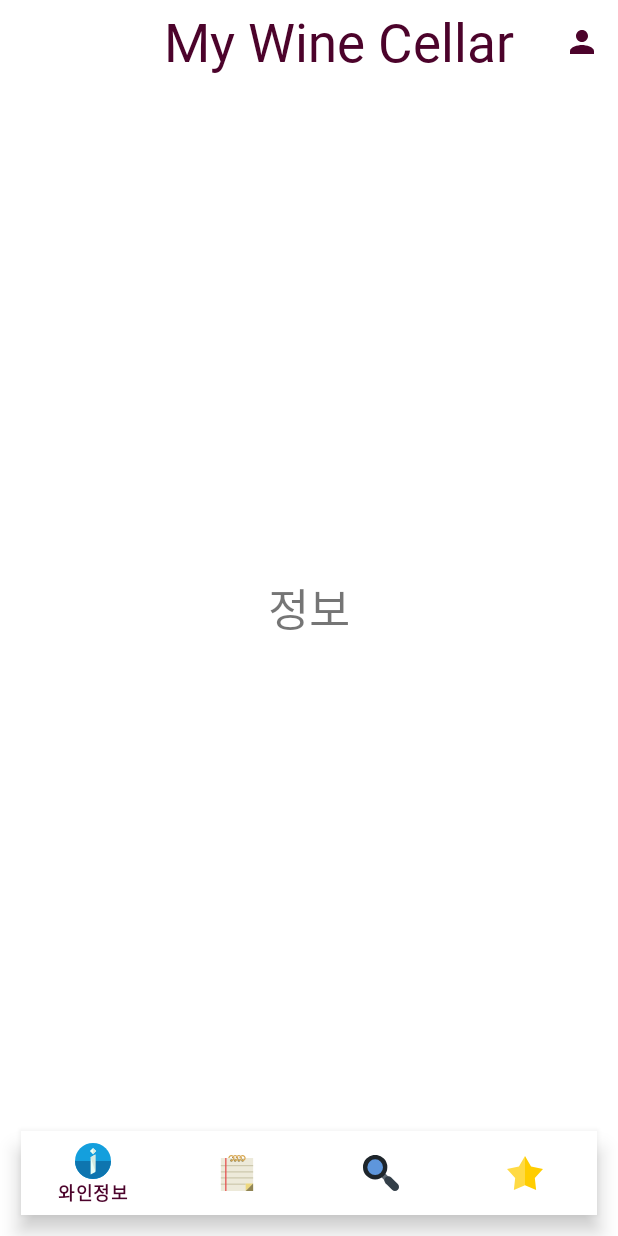
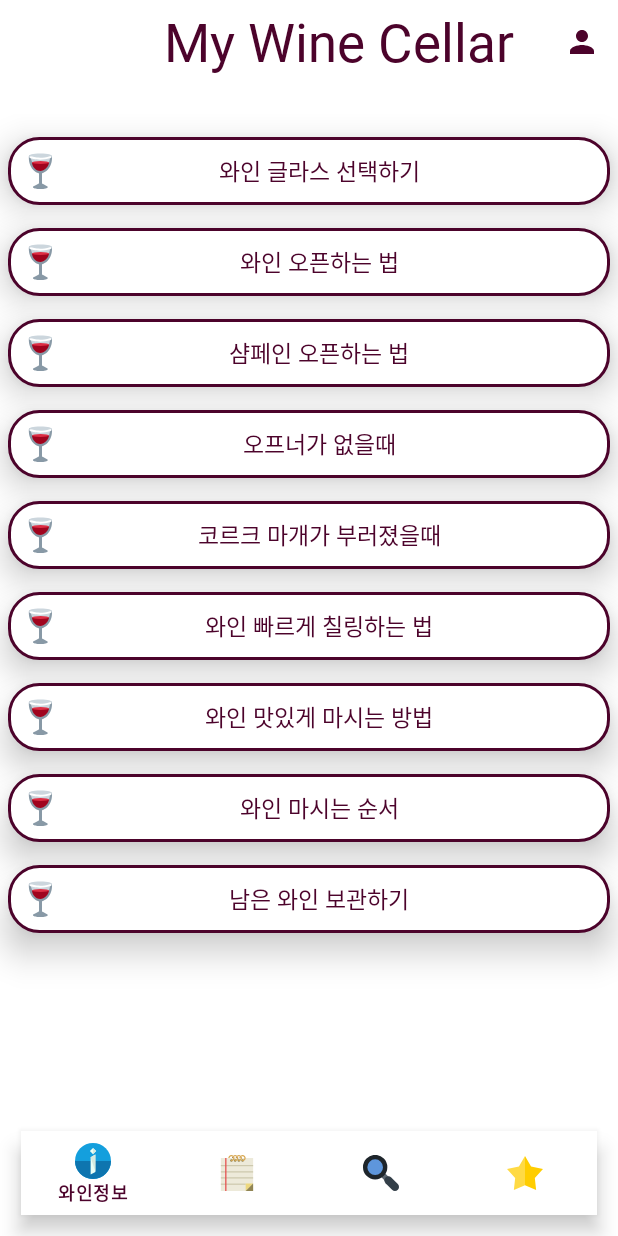
Before and after one commit to rudxo93/Kotlin_PJ_EasyWine, an Android app: the InfoFragment screen opened through its navigation route, on a phone screen of 412 x 824 dp. Run offline under Robolectric (Android 15) with nearby library versions, the phone set to English and light mode, and no system bars; our stand-ins replace data binding, navigation-ui.

Commit message:
Info -> Info Fragment에서 RecyclerView 사용해서 Info Tab 만들어주기

```diff
--- /dev/null
+++ b/app/src/main/java/com/duran/gyoung_tae_93/pj/easywine/data/model/InfoItemModel.kt
@@ -0,0 +1,5 @@
+package com.duran.gyoung_tae_93.pj.easywine.data.model
+
+data class InfoItemModel(
+    val title : String
+)
--- /dev/null
+++ b/app/src/main/java/com/duran/gyoung_tae_93/pj/easywine/ui/adapter/InfoRvAdapter.kt
@@ -0,0 +1,36 @@
+package com.duran.gyoung_tae_93.pj.easywine.ui.adapter
+
+import android.view.LayoutInflater
+import android.view.View
+import android.view.ViewGroup
+import android.widget.TextView
+import androidx.recyclerview.widget.RecyclerView
+import com.duran.gyoung_tae_93.pj.easywine.R
+import com.duran.gyoung_tae_93.pj.easywine.data.model.InfoItemModel
+
+class InfoRvAdapter(val items: ArrayList<InfoItemModel>): RecyclerView.Adapter<InfoRvAdapter.Viewholder>() {
+
+    override fun onCreateViewHolder(parent: ViewGroup, viewType: Int): InfoRvAdapter.Viewholder {
+        val v = LayoutInflater.from(parent.context).inflate(R.layout.info_rv_item, parent, false)
+        return Viewholder(v)
+    }
+
+    override fun onBindViewHolder(holder: InfoRvAdapter.Viewholder, position: Int) {
+        holder.bindItem(items[position])
+    }
+
+    override fun getItemCount(): Int {
+        return items.size
+    }
+
+    inner class Viewholder(itemview: View) : RecyclerView.ViewHolder(itemview) {
+
+        fun bindItem(item: InfoItemModel) {
+            val title = itemView.findViewById<TextView>(R.id.tv_info_rv_item_title)
+
+            title.text = item.title
+        }
+
+    }
+
+}
--- a/app/src/main/java/com/duran/gyoung_tae_93/pj/easywine/ui/view/fragment/InfoFragment.kt
+++ b/app/src/main/java/com/duran/gyoung_tae_93/pj/easywine/ui/view/fragment/InfoFragment.kt
@@ -5,9 +5,30 @@ import androidx.fragment.app.Fragment
 import android.view.LayoutInflater
 import android.view.View
 import android.view.ViewGroup
+import androidx.databinding.DataBindingUtil
+import androidx.recyclerview.widget.LinearLayoutManager
 import com.duran.gyoung_tae_93.pj.easywine.R
+import com.duran.gyoung_tae_93.pj.easywine.data.model.InfoItemModel
+import com.duran.gyoung_tae_93.pj.easywine.databinding.FragmentInfoBinding
+import com.duran.gyoung_tae_93.pj.easywine.ui.adapter.InfoRvAdapter
 
 class InfoFragment : Fragment() {
+
+    private lateinit var binding: FragmentInfoBinding
+
+    private val infoRV by lazy { binding.rvInfo }
+
+    private val titleList = arrayListOf<InfoItemModel>(
+        InfoItemModel("와인 글라스 선택하기"),
+        InfoItemModel("와인 오픈하는 법"),
+        InfoItemModel("샴페인 오픈하는 법"),
+        InfoItemModel("오프너가 없을때"),
+        InfoItemModel("코르크 마개가 부러졌을때"),
+        InfoItemModel("와인 빠르게 칠링하는 법"),
+        InfoItemModel("와인 맛있게 마시는 방법"),
+        InfoItemModel("와인 마시는 순서"),
+        InfoItemModel("남은 와인 보관하기")
+    )
 
     override fun onCreate(savedInstanceState: Bundle?) {
         super.onCreate(savedInstanceState)
@@ -17,8 +38,17 @@ class InfoFragment : Fragment() {
         inflater: LayoutInflater, container: ViewGroup?,
         savedInstanceState: Bundle?
     ): View? {
-        // Inflate the layout for this fragment
-        return inflater.inflate(R.layout.fragment_info, container, false)
+        binding = DataBindingUtil.inflate(inflater, R.layout.fragment_info, container, false)
+
+        initRecyclerViewSetting()
+
+        return binding.root
+    }
+
+    private fun initRecyclerViewSetting() {
+        val rvAdapter = InfoRvAdapter(titleList)
+        infoRV.adapter = rvAdapter
+        infoRV.layoutManager = LinearLayoutManager(context)
     }
 
 }
--- /dev/null
+++ b/app/src/main/res/drawable/ic_wine_glass.xml
@@ -0,0 +1,9 @@
+<vector android:height="24dp" android:viewportHeight="36"
+    android:viewportWidth="36" android:width="24dp" xmlns:android="http://schemas.android.com/apk/res/android">
+    <path android:fillColor="#8899A6" android:pathData="M19,20.255S29.042,18.042 29.042,4.25c0,-1.481 -1.167,-2.25 -3.416,-2.25H9.129C8.004,2 5.8,1.738 5.8,4.125c0,13.708 10.2,16.13 10.2,16.13v10.123s-4.584,2.34 -5.498,2.883c-0.984,0.562 -0.33,1.462 0.063,1.617c0.656,0.258 2.253,1.102 6.78,1.102c4.641,0 6.202,-0.914 6.765,-1.102c0.217,-0.072 1.347,-0.932 0.011,-1.723C21.743,31.747 19,30.378 19,30.378V20.255z"/>
+    <path android:fillColor="#CCD6DD" android:pathData="M29,3.442c0,1.621 -3.547,2.935 -11.623,2.935c-8.076,0 -11.623,-1.314 -11.623,-2.935C5.754,1.82 9.301,0.507 17.377,0.507C25.453,0.507 29,1.821 29,3.442z"/>
+    <path android:fillColor="#CCD6DD" android:pathData="M7.458,3.583c2.042,9.5 5.458,12.792 8.699,13.835c1.11,0.358 2.026,0.428 2.801,0.123c3.5,-1.375 7.542,-5.667 8.167,-13.583c0.161,-2.037 -19.667,-0.375 -19.667,-0.375z"/>
+    <path android:fillColor="#A0041E" android:pathData="M9,9.5C9,13 12.333,18 17.333,18S26,12.542 26,9.542c-6,0 -17,-0.042 -17,-0.042z"/>
+    <path android:fillColor="#DD2E44" android:pathData="M9,9.5a8.5,1.5 0,1 0,17 0a8.5,1.5 0,1 0,-17 0z"/>
+    <path android:fillColor="#FFF" android:pathData="M17.168,6.659c-5.03,0 -8.783,-1.11 -9.801,-1.587a1,1 0,0 1,0.849 -1.811c1.239,0.582 9.455,2.894 18.596,-0.127a1,1 0,1 1,0.626 1.9c-3.676,1.214 -7.209,1.625 -10.27,1.625z"/>
+</vector>
--- /dev/null
+++ b/app/src/main/res/drawable/radius_info_rv_item_background.xml
@@ -0,0 +1,17 @@
+<?xml version="1.0" encoding="utf-8"?>
+<shape xmlns:android="http://schemas.android.com/apk/res/android">
+
+    <solid
+        android:color="@color/white"/>
+
+    <stroke
+        android:color="@color/main_wine_color"
+        android:width="2dp"/>
+
+    <corners
+        android:topRightRadius="20dp"
+        android:topLeftRadius="20dp"
+        android:bottomRightRadius="20dp"
+        android:bottomLeftRadius="20dp"/>
+
+</shape>
--- a/app/src/main/res/layout/activity_intro.xml
+++ b/app/src/main/res/layout/activity_intro.xml
@@ -1,12 +1,13 @@
 <?xml version="1.0" encoding="utf-8"?>
-<layout>
+<layout
+    xmlns:android="http://schemas.android.com/apk/res/android"
+    xmlns:app="http://schemas.android.com/apk/res-auto"
+    xmlns:tools="http://schemas.android.com/tools"
+    tools:context=".ui.view.activity.IntroActivity">
 
-    <androidx.constraintlayout.widget.ConstraintLayout xmlns:android="http://schemas.android.com/apk/res/android"
-        xmlns:app="http://schemas.android.com/apk/res-auto"
-        xmlns:tools="http://schemas.android.com/tools"
+    <androidx.constraintlayout.widget.ConstraintLayout
         android:layout_width="match_parent"
-        android:layout_height="match_parent"
-        tools:context=".ui.view.activity.IntroActivity">
+        android:layout_height="match_parent">
 
         <com.airbnb.lottie.LottieAnimationView
             android:id="@+id/lottie_intro_ani"
--- a/app/src/main/res/layout/fragment_info.xml
+++ b/app/src/main/res/layout/fragment_info.xml
@@ -1,20 +1,25 @@
 <?xml version="1.0" encoding="utf-8"?>
-<androidx.constraintlayout.widget.ConstraintLayout xmlns:android="http://schemas.android.com/apk/res/android"
+<layout xmlns:android="http://schemas.android.com/apk/res/android"
+    xmlns:app="http://schemas.android.com/apk/res-auto"
     xmlns:tools="http://schemas.android.com/tools"
-    android:layout_width="match_parent"
-    android:layout_height="match_parent"
-    xmlns:app="http://schemas.android.com/apk/res-auto"
     tools:context=".ui.view.fragment.InfoFragment">
 
-    <!-- TODO: Update blank fragment layout -->
-    <TextView
-        android:layout_width="wrap_content"
-        android:layout_height="wrap_content"
-        android:text="정보"
-        android:textSize="30sp"
-        app:layout_constraintStart_toStartOf="parent"
-        app:layout_constraintEnd_toEndOf="parent"
-        app:layout_constraintBottom_toBottomOf="parent"
-        app:layout_constraintTop_toTopOf="parent" />
+    <androidx.constraintlayout.widget.ConstraintLayout
+        android:layout_width="match_parent"
+        android:layout_height="match_parent">
 
-</androidx.constraintlayout.widget.ConstraintLayout>
+        <androidx.recyclerview.widget.RecyclerView
+            android:id="@+id/rv_info"
+            android:layout_width="0dp"
+            android:layout_height="0dp"
+            android:layout_marginBottom="50dp"
+            android:layout_marginTop="20dp"
+            app:layout_constraintBottom_toBottomOf="parent"
+            app:layout_constraintEnd_toEndOf="parent"
+            app:layout_constraintStart_toStartOf="parent"
+            app:layout_constraintTop_toTopOf="parent">
+
+        </androidx.recyclerview.widget.RecyclerView>
+
+    </androidx.constraintlayout.widget.ConstraintLayout>
+</layout>
--- /dev/null
+++ b/app/src/main/res/layout/info_rv_item.xml
@@ -0,0 +1,31 @@
+<?xml version="1.0" encoding="utf-8"?>
+<LinearLayout xmlns:android="http://schemas.android.com/apk/res/android"
+    android:layout_width="match_parent"
+    android:layout_height="45dp"
+    android:background="@drawable/radius_info_rv_item_background"
+    android:orientation="horizontal"
+    android:gravity="center|start"
+    android:layout_marginStart="5dp"
+    android:layout_marginEnd="5dp"
+    android:layout_marginTop="15dp"
+    android:paddingBottom="5dp"
+    android:paddingTop="5dp"
+    android:elevation="14dp"
+    android:paddingStart="10dp">
+
+    <ImageView
+        android:src="@drawable/ic_wine_glass"
+        android:layout_width="wrap_content"
+        android:layout_height="wrap_content"/>
+
+    <TextView
+        android:id="@+id/tv_info_rv_item_title"
+        android:layout_width="match_parent"
+        android:layout_height="match_parent"
+        android:text="와인 메뉴에 대한 설명입니다."
+        android:gravity="center"
+        android:textSize="15sp"
+        android:textColor="@color/main_wine_color"
+        android:layout_marginEnd="20dp"/>
+
+</LinearLayout>
```
